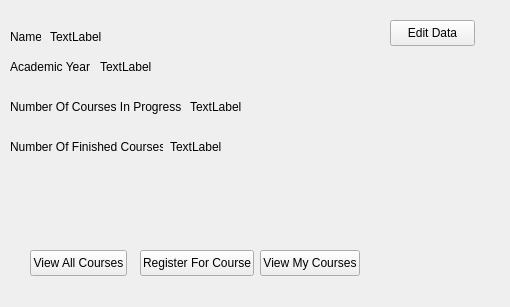
MIDOKIM/CourseManagement, file Home.ui: the form before one commit.
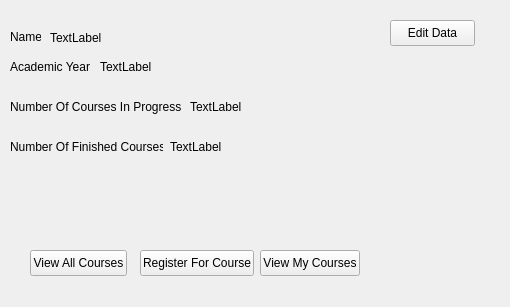
The form after the commit.

```diff
--- a/Home.ui
+++ b/Home.ui
@@ -122,8 +122,8 @@
     <rect>
      <x>50</x>
      <y>30</y>
-     <width>54</width>
-     <height>14</height>
+     <width>191</width>
+     <height>16</height>
     </rect>
    </property>
    <property name="text">
```
Left out of the diff: 6 changed lines with no effect on the pictures.
